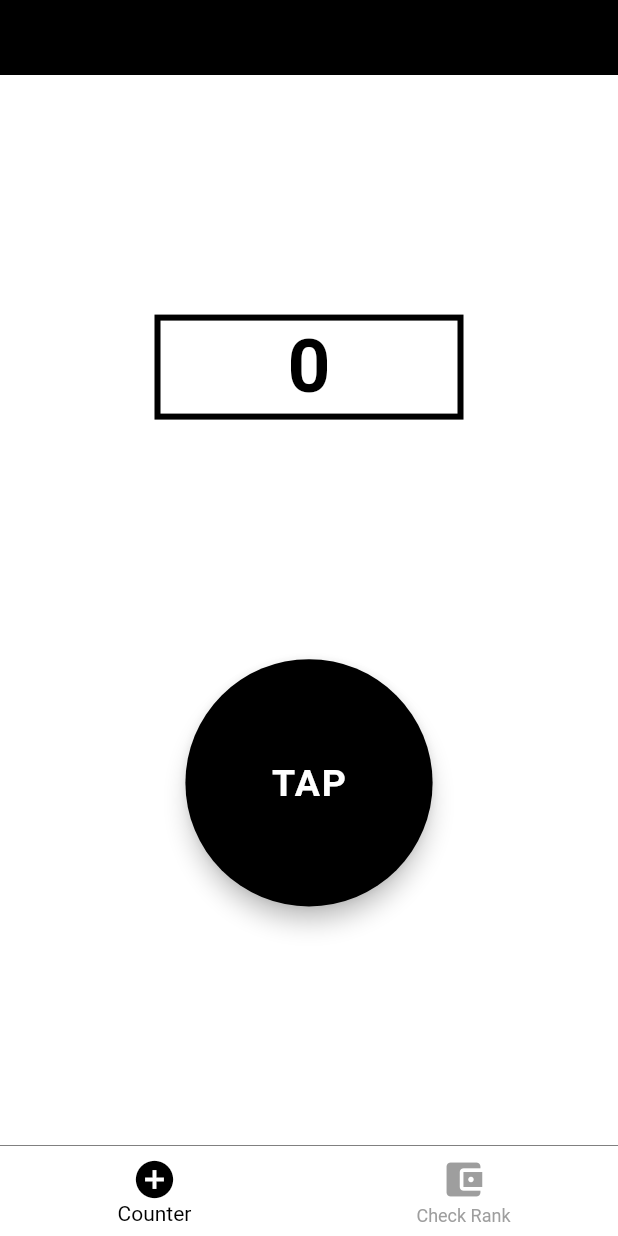
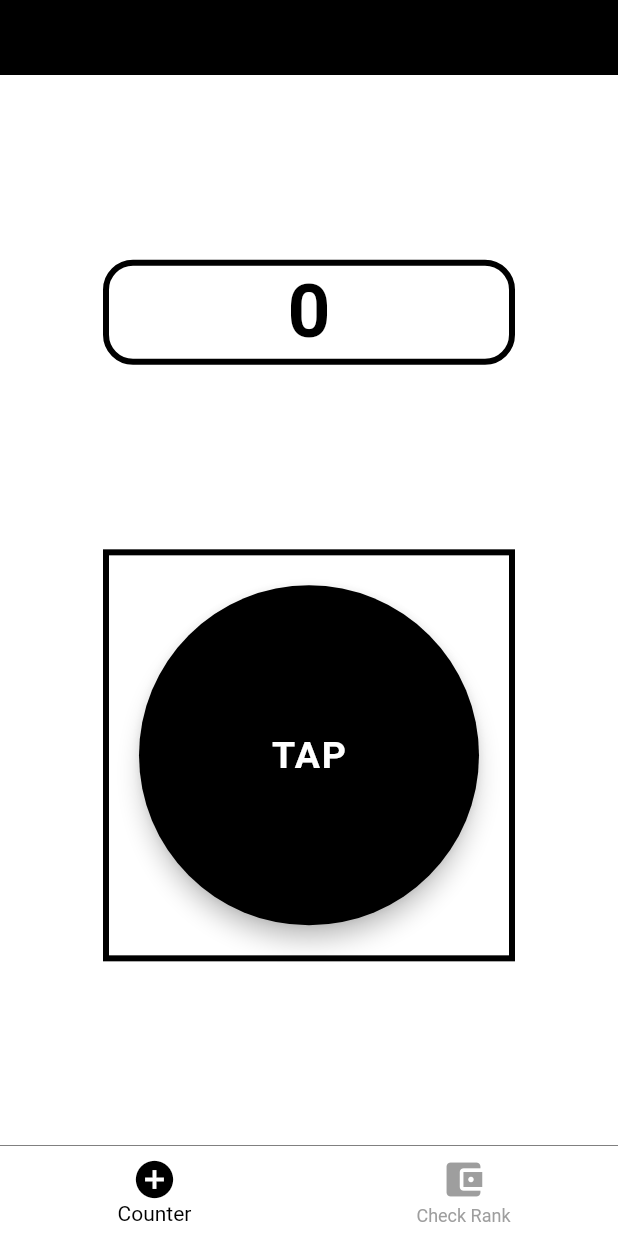
Before and after one commit to iseruuuuu/developer_count_up_app, a Flutter app: the screen it shows after launch, on a phone screen of 412 x 824 dp. Run offline on Flutter 3.47's test engine with Material 2 defaults, Android fonts, the light colour scheme and no system bars; our stand-ins replace shared_preferences; missing offline and left inert: enum_to_string.

Commit message:
fix1.0: ボタンのデザインを一新した

```diff
--- a/lib/screen/count_screen.dart
+++ b/lib/screen/count_screen.dart
@@ -73,10 +73,11 @@ class _CountScreenState extends State<CountScreen> {
           children: <Widget>[
             const Spacer(),
             Container(
-              width: context.screenWidth / 2,
+              width: context.screenWidth / 1.5,
               height: 70,
               decoration: BoxDecoration(
                 border: Border.all(color: rankColor, width: 4),
+                borderRadius: BorderRadius.circular(20),
               ),
               child: Center(
                 child: Text(
@@ -86,9 +87,14 @@ class _CountScreenState extends State<CountScreen> {
               ),
             ),
             const Spacer(),
-            SizedBox(
-              width: context.screenWidth / 2.5,
-              height: context.screenWidth / 2.5,
+            Container(
+              width: context.screenWidth / 1.5,
+              height: context.screenWidth / 1.5,
+              decoration: BoxDecoration(
+                border: Border.all(color: rankColor, width: 4),
+              ),
+              child: Padding(
+                padding: const EdgeInsets.all(20),
                 child: FloatingActionButton(
                   focusColor: rankColor,
                   backgroundColor: rankColor,
@@ -102,6 +108,7 @@ class _CountScreenState extends State<CountScreen> {
                   ),
                 ),
               ),
+            ),
             const Spacer(),
           ],
         ),
```
Lines whose indentation alone changed are shown as unchanged.
